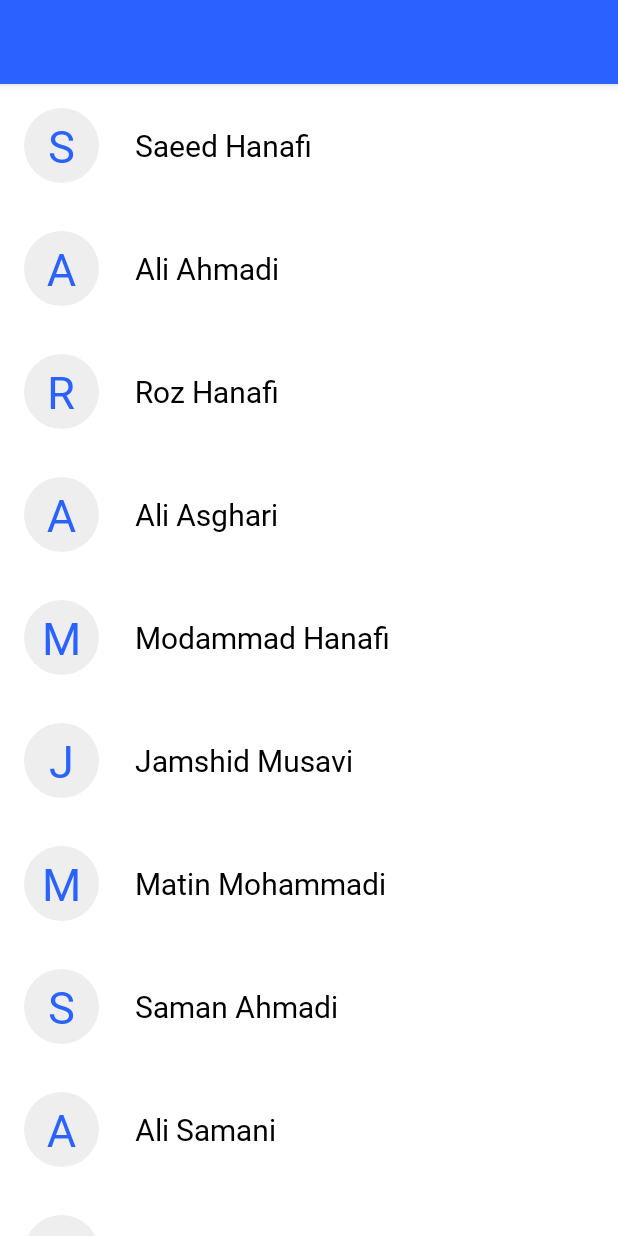
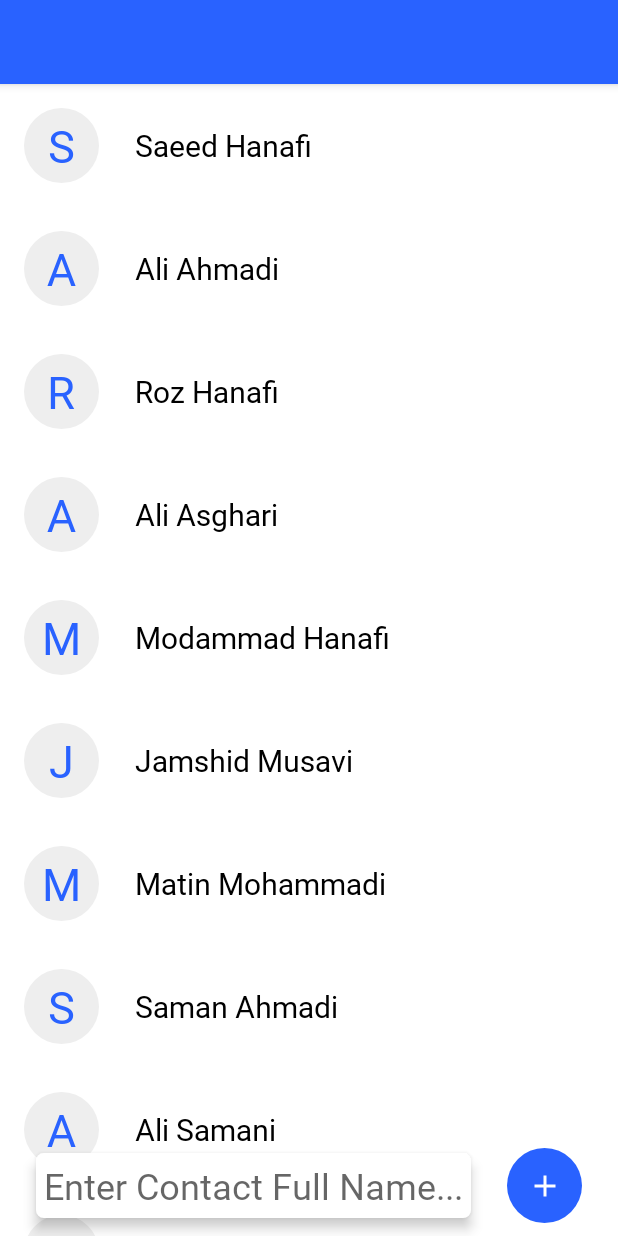
Before and after one commit to saeid-hanafi/recycler-view-android-example, an Android app: the screen it shows after launch (MainActivity), on a phone screen of 412 x 824 dp. Run offline under Robolectric (Android 15) with nearby library versions, the phone set to English and light mode, and no system bars; our stand-ins replace Picasso.

Commit message:
add-insert-contact-btn-and-input-ui

```diff
--- a/app/build.gradle
+++ b/app/build.gradle
@@ -10,6 +10,7 @@ android {
         applicationId "com.example.contactlist"
         minSdk 22
         targetSdk 32
+        vectorDrawables.useSupportLibrary = true
         versionCode 1
         versionName "1.0"
 
--- /dev/null
+++ b/app/src/main/res/drawable/add_btn_back.xml
@@ -0,0 +1,5 @@
+<?xml version="1.0" encoding="utf-8"?>
+<shape xmlns:android="http://schemas.android.com/apk/res/android"
+    android:shape="oval">
+    <solid android:color="@color/purple_500"/>
+</shape>
--- /dev/null
+++ b/app/src/main/res/drawable/edit_text_shape.xml
@@ -0,0 +1,5 @@
+<?xml version="1.0" encoding="utf-8"?>
+<shape xmlns:android="http://schemas.android.com/apk/res/android">
+    <solid android:color="@color/white"/>
+    <corners android:radius="5dp"/>
+</shape>
--- /dev/null
+++ b/app/src/main/res/drawable/ic_baseline_add_24.xml
@@ -0,0 +1,5 @@
+<vector android:height="24dp" android:tint="#FFFFFF"
+    android:viewportHeight="24" android:viewportWidth="24"
+    android:width="24dp" xmlns:android="http://schemas.android.com/apk/res/android">
+    <path android:fillColor="@android:color/white" android:pathData="M19,13h-6v6h-2v-6H5v-2h6V5h2v6h6v2z"/>
+</vector>
--- a/app/src/main/res/layout/activity_main.xml
+++ b/app/src/main/res/layout/activity_main.xml
@@ -9,6 +9,49 @@
     <androidx.recyclerview.widget.RecyclerView
         android:id="@+id/rv_main"
         android:layout_width="match_parent"
-        android:layout_height="match_parent"/>
+        android:layout_height="match_parent"
+        tools:layout_editor_absoluteX="206dp"
+        tools:layout_editor_absoluteY="127dp" />
+
+    <EditText
+        android:id="@+id/editText"
+        android:layout_width="wrap_content"
+        android:layout_height="wrap_content"
+        android:layout_marginStart="12dp"
+        android:layout_marginEnd="12dp"
+        android:layout_marginBottom="12dp"
+        android:background="@drawable/edit_text_shape"
+        android:elevation="5dp"
+        android:hint="Enter Contact Full Name..."
+        android:padding="5dp"
+        android:textColor="@color/black"
+        android:textSize="24sp"
+        app:layout_constraintBottom_toBottomOf="parent"
+        app:layout_constraintEnd_toStartOf="@+id/imageView"
+        app:layout_constraintHorizontal_bias="0.5"
+        app:layout_constraintHorizontal_chainStyle="packed"
+        app:layout_constraintStart_toEndOf="@+id/rv_main" />
+
+    <ImageView
+        android:id="@+id/imageView"
+        android:layout_width="50dp"
+        android:layout_height="50dp"
+        android:layout_marginStart="12dp"
+        android:layout_marginEnd="12dp"
+        android:background="@drawable/add_btn_back"
+        android:scaleType="centerInside"
+        app:layout_constraintBottom_toBottomOf="@+id/editText"
+        app:layout_constraintEnd_toStartOf="@+id/rv_main"
+        app:layout_constraintHorizontal_bias="0.5"
+        app:layout_constraintStart_toEndOf="@+id/editText"
+        app:layout_constraintTop_toTopOf="@+id/editText"
+        app:srcCompat="@drawable/ic_baseline_add_24" />
+
+    <androidx.constraintlayout.widget.Guideline
+        android:id="@+id/guideline2"
+        android:layout_width="wrap_content"
+        android:layout_height="wrap_content"
+        android:orientation="horizontal"
+        app:layout_constraintGuide_begin="20dp" />
 
 </androidx.constraintlayout.widget.ConstraintLayout>
```
